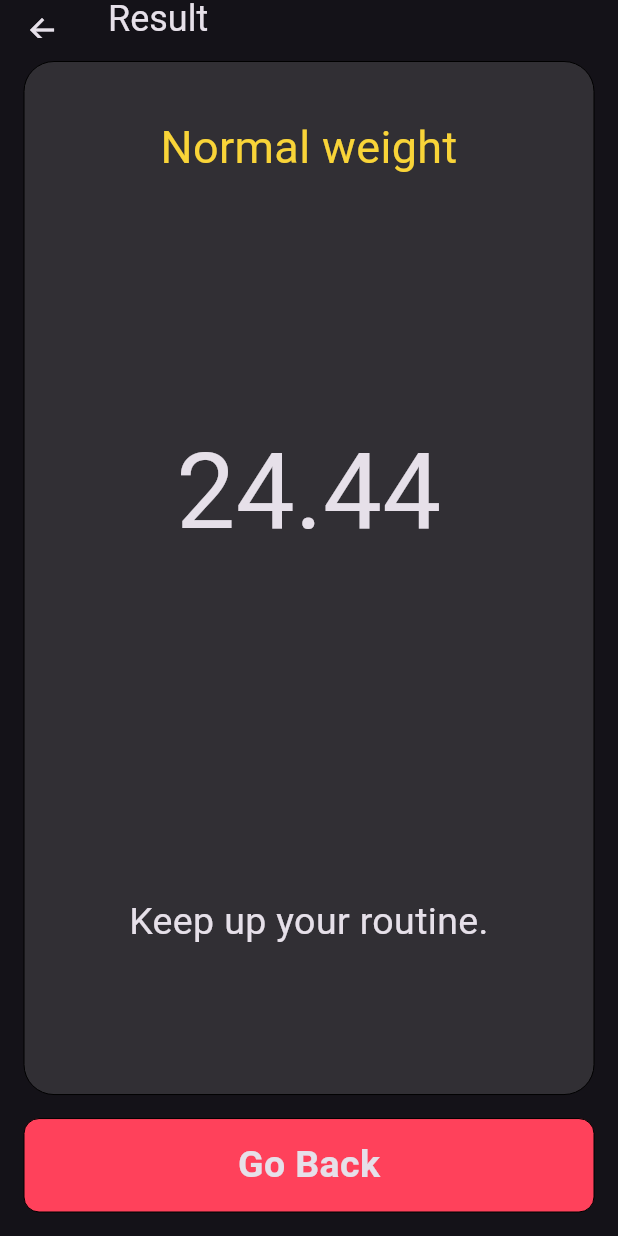
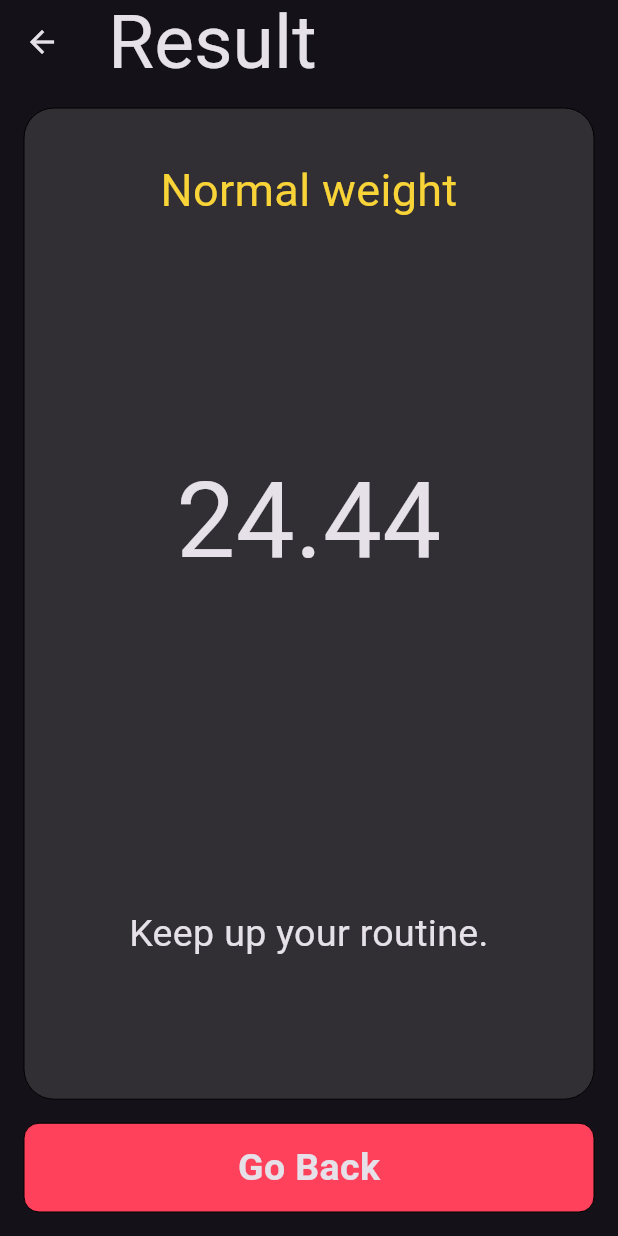
Before and after one commit to RanaMahadAhmer/BMI_Calculator, a Flutter app: the screen it shows after launch, after a tap on "Calculate", on a phone screen of 412 x 824 dp. Run offline on Flutter 3.47's test engine with Material 2 defaults, Android fonts, the phone set to English and light mode, and no system bars.

Commit message:
Fixed Values in Media Queries

```diff
--- a/lib/screens/resultScreen.dart
+++ b/lib/screens/resultScreen.dart
@@ -45,10 +45,10 @@ class _ResultScreenState extends State<ResultScreen> {
   Widget build(BuildContext context) {
     return Scaffold(
       appBar: AppBar(
-        toolbarHeight: isPortraitMode(context) ? 25 : null,
+        toolbarHeight: isPortraitMode(context) ? null : 25,
         title: Text(
           "Result",
-          style: TextStyle(fontSize: isPortraitMode(context) ? 24 : 50),
+          style: TextStyle(fontSize: isPortraitMode(context) ? 50 : 24),
         ),
       ),
       body: _addPadding(
```
